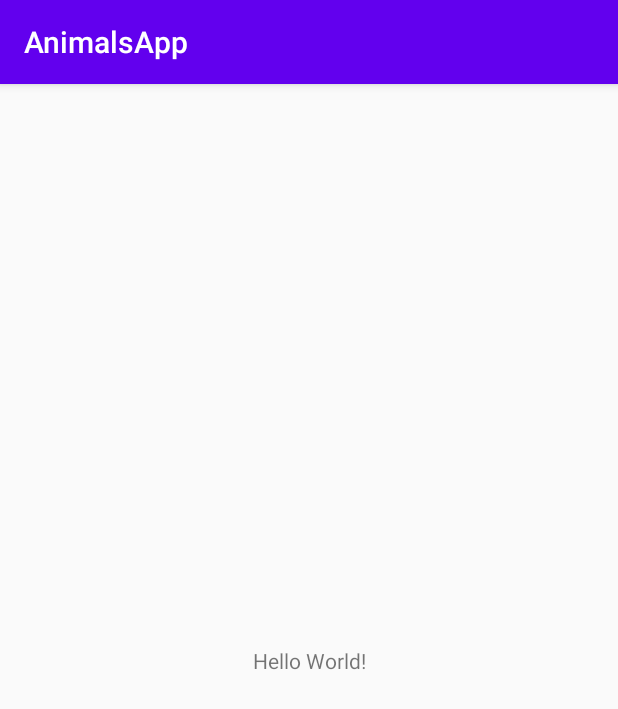
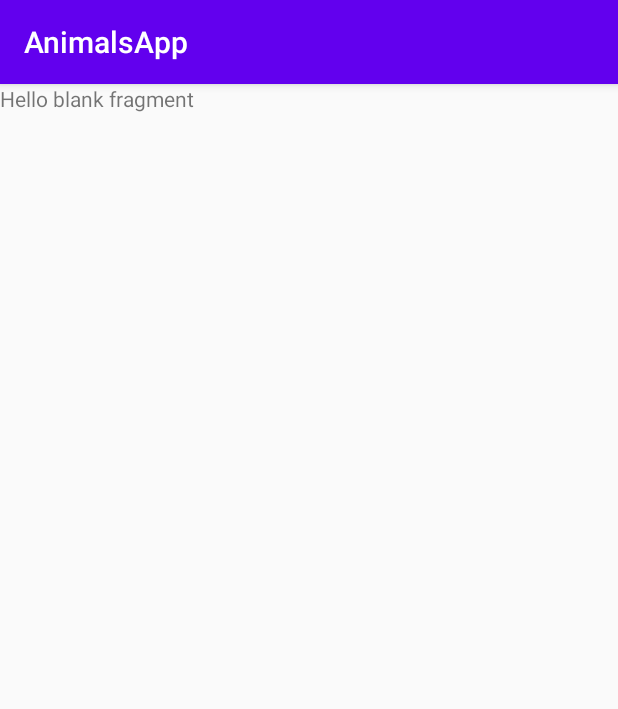
Before and after one commit to drosztmer/AnimalsApp, an Android app: the screen it shows after launch (MainActivity), on a phone screen of 412 x 824 dp. Shown: the top 709 px of the screen. Run offline under Robolectric (Android 15) with nearby library versions, the phone set to English and light mode, and no system bars.

Commit message:
Add NavHostFragment

```diff
--- a/app/src/main/res/layout/activity_main.xml
+++ b/app/src/main/res/layout/activity_main.xml
@@ -6,13 +6,16 @@
     android:layout_height="match_parent"
     tools:context=".view.MainActivity">
 
-    <TextView
-        android:layout_width="wrap_content"
-        android:layout_height="wrap_content"
-        android:text="Hello World!"
+
+    <fragment
+        android:id="@+id/fragment"
+        android:name="androidx.navigation.fragment.NavHostFragment"
+        android:layout_width="0dp"
+        android:layout_height="0dp"
+        app:defaultNavHost="true"
         app:layout_constraintBottom_toBottomOf="parent"
-        app:layout_constraintLeft_toLeftOf="parent"
-        app:layout_constraintRight_toRightOf="parent"
-        app:layout_constraintTop_toTopOf="parent" />
-
+        app:layout_constraintEnd_toEndOf="parent"
+        app:layout_constraintStart_toStartOf="parent"
+        app:layout_constraintTop_toTopOf="parent"
+        app:navGraph="@navigation/animal_nav" />
 </androidx.constraintlayout.widget.ConstraintLayout>
```
